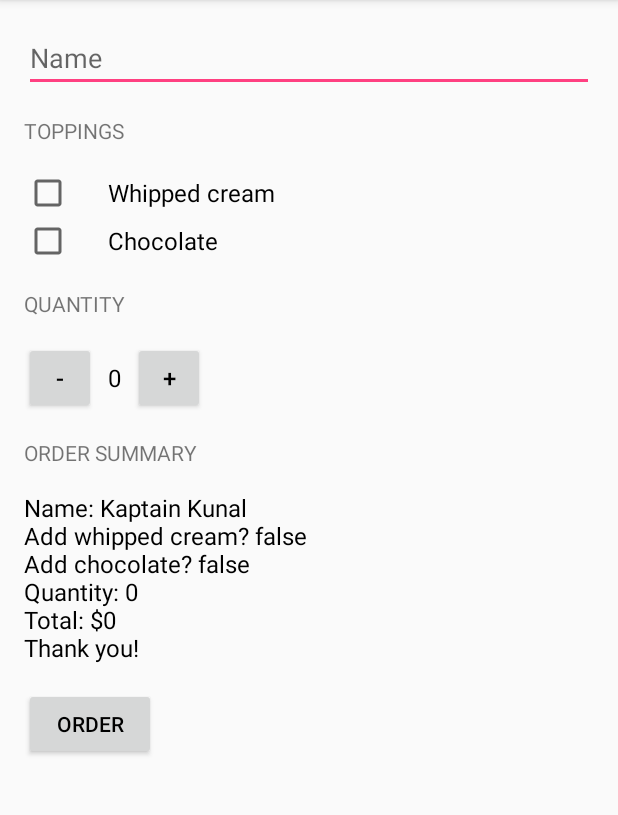
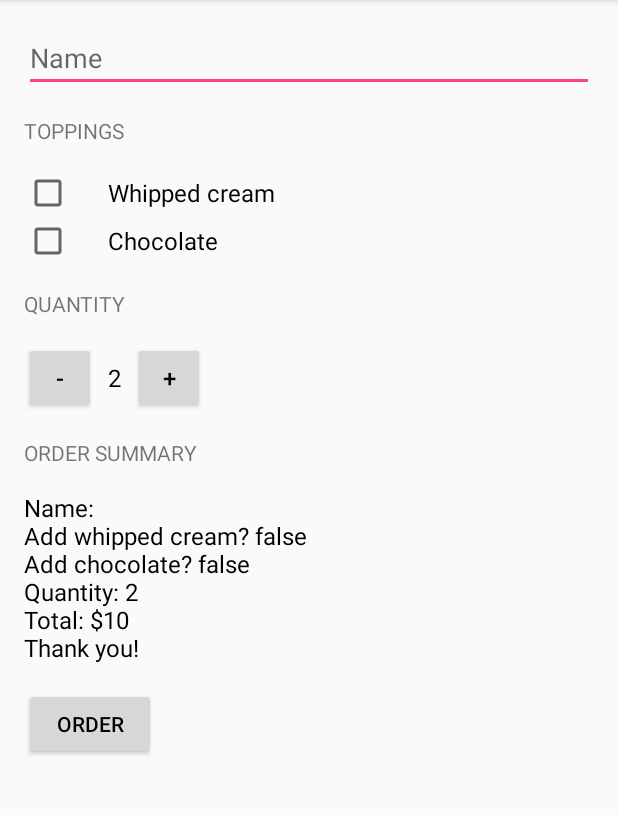
Before and after one commit to Ovarb/JustJava, an Android app: the screen it shows after launch (MainActivity), after a tap on "ORDER", on a phone screen of 412 x 824 dp, the part 84-899 px from its top. Run offline under Robolectric (Android 15) with nearby library versions, the phone set to English and light mode, and no system bars.

Commit message:
name in summary, quantity restrictions + error Toasts

```diff
--- a/app/src/main/java/com/example/android/justjava/MainActivity.java
+++ b/app/src/main/java/com/example/android/justjava/MainActivity.java
@@ -10,12 +10,15 @@ package com.example.android.justjava;
 
 
 
+import android.content.Context;
 import android.os.Bundle;
 import android.support.v7.app.AppCompatActivity;
 import android.util.Log;
 import android.view.View;
 import android.widget.CheckBox;
+import android.widget.EditText;
 import android.widget.TextView;
+import android.widget.Toast;
 
 import java.text.NumberFormat;
 import java.util.jar.Attributes;
@@ -25,7 +28,7 @@ import java.util.jar.Attributes;
  */
 public class MainActivity extends AppCompatActivity {
 
-    int quantity = 0;
+    int quantity = 2;
     int price = 0;
 
     @Override
@@ -38,6 +41,10 @@ public class MainActivity extends AppCompatActivity {
      * This method is called when the order button is clicked.
      */
     public void submitOrder(View view) {
+        EditText nameField = (EditText) findViewById(R.id.name_field);
+        String customerName = nameField.getText().toString();
+        Log.i("MainActivity", "Customer's name:" + customerName);
+
         CheckBox top01CheckBox = (CheckBox) findViewById(R.id.item01_check_box);
         boolean isCheckedItem01 = top01CheckBox.isChecked();
         Log.i("MainActivity", "Has whipped cream: " + isCheckedItem01);
@@ -46,41 +53,52 @@ public class MainActivity extends AppCompatActivity {
         boolean isCheckedItem02 = top02CheckBox.isChecked();
         Log.i("MainActivity", "Has chocolate: " + isCheckedItem02);
 
-        int price = calculatePrice(isCheckedItem01,isCheckedItem02);
-        String priceMessage = createOrderASummary(price,isCheckedItem01,isCheckedItem02);
+        int price = calculatePrice(isCheckedItem01, isCheckedItem02);
+        String priceMessage = createOrderASummary(customerName, price, isCheckedItem01, isCheckedItem02);
         displayMessage(priceMessage);
     }
 
     /**
      * This method calculates totalPrice
      *
-     * @param isCheckedOption01 is about added topping01
-     * @param isCheckedOption02 is about added topping02
+     *
+     * @param isCheckedOption01 whether or not topping01 is added
+     * @param isCheckedOption02 whether or not topping01 is added
      * @return totalPrice of the order
      */
     public int calculatePrice(boolean isCheckedOption01, boolean isCheckedOption02){
+
+        int basePrice;
         int totalPrice;
-        totalPrice = quantity * 5;
+
+        basePrice = 5;
         if (isCheckedOption01) {
-            totalPrice += 10;
+            basePrice += 1;
         }
+
         if (isCheckedOption02) {
-            totalPrice += 12;
+            basePrice += 2;
         }
-        Log.i("MainActivity", "The price is: " + totalPrice);
+
+        Log.i("MainActivity", "The base price of single cup: " + basePrice);
+
+        totalPrice = quantity * basePrice;
+        Log.i("MainActivity", "The total price is: " + totalPrice);
+
         return totalPrice;
     }
 
     /**
      * Create summary of the order
      *
+     *
+     * @param customerName of the buyer
      * @param price of the order
-     * @param isCheckedOption01 is about added topping01
-     * @param isCheckedOption02 is about added topping02
+     * @param isCheckedOption01 whether or not topping01 is added
+     * @param isCheckedOption02 whether or not topping02 is added
      * @return text summary about the order
      */
-    private String createOrderASummary(int price, boolean isCheckedOption01, boolean isCheckedOption02){
-        String customerName = "Kaptain Kunal";
+    private String createOrderASummary(String customerName, int price, boolean isCheckedOption01, boolean isCheckedOption02){
         String message;
         message = "Name: " + customerName;
         message += "\n" + "Add whipped cream? " + isCheckedOption01;
@@ -95,6 +113,18 @@ public class MainActivity extends AppCompatActivity {
      * This method is called when the + button is clicked.
      */
     public void increment (View view) {
+        if(10 == quantity) {
+            //shows an error message
+            Context context = getApplicationContext();
+            String toastText = "You can't order more than 10 cup of coffee";
+            int toastDuration = Toast.LENGTH_SHORT;
+
+            Toast toast = Toast.makeText(context, toastText, toastDuration);
+            toast.show();
+
+            //return from the method if quantity is too small
+            return;
+        }
         quantity++;
         display(quantity);
         //displayPrice(numberOfCoffees*5);
@@ -104,6 +134,12 @@ public class MainActivity extends AppCompatActivity {
      * This method is called when the - button is clicked.
      */
     public void decrement (View view) {
+        if(1 == quantity ) {
+            //shows an error message
+            Toast.makeText(this, "You can't order less than 1 cup of coffee", Toast.LENGTH_SHORT).show();
+            //return from the method if quantity is too small
+            return;
+        }
         quantity--;
         display(quantity);
         //displayPrice(numberOfCoffees*5);
--- a/app/src/main/res/layout/activity_main.xml
+++ b/app/src/main/res/layout/activity_main.xml
@@ -18,7 +18,7 @@
             android:layout_height="wrap_content"
             android:hint="@string/field_name_hint"
             android:layout_marginBottom="16dp"
-            android:inputType="textCapWords" />
+            android:inputType="textPersonName|textCapWords" />
 
         <TextView
             android:layout_width="wrap_content"
@@ -72,7 +72,7 @@
                 android:layout_marginLeft="8dp"
                 android:layout_marginRight="8dp"
                 android:layout_weight="1"
-                android:text="0"
+                android:text="2"
                 android:textColor="@android:color/black"
                 android:textSize="16sp" />
 
--- a/build.gradle
+++ b/build.gradle
@@ -7,7 +7,7 @@ buildscript {
         jcenter()
     }
     dependencies {
-        classpath 'com.android.tools.build:gradle:3.1.0'
+        classpath 'com.android.tools.build:gradle:3.1.2'
 
 
         // NOTE: Do not place your application dependencies here; they belong
```
Also changed, not shown: 1 other file.
